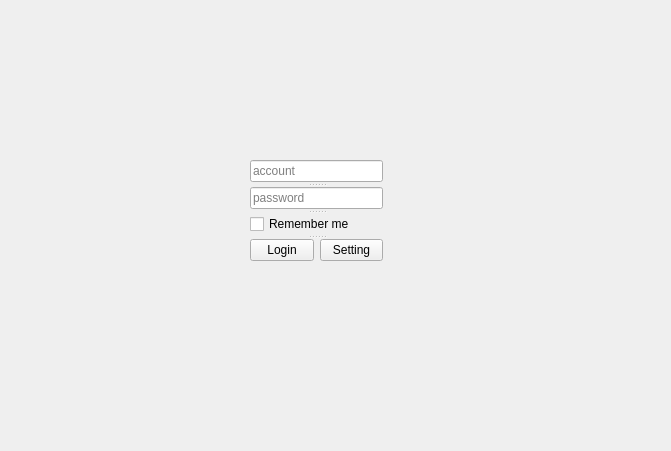
Old version of the form Client/Source/gui/login.ui in the repository jason281/SE_Project.
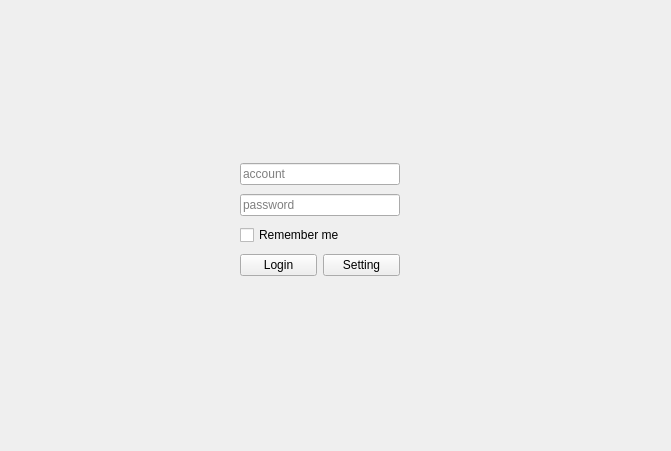
New version of the form.

What changed in the file:
```diff
--- a/Client/Source/gui/login.ui
+++ b/Client/Source/gui/login.ui
@@ -13,30 +13,20 @@
   <property name="windowTitle">
    <string>Login</string>
   </property>
-  <widget class="QSplitter" name="splitter">
+  <widget class="QWidget" name="verticalWidget" native="true">
    <property name="geometry">
     <rect>
-     <x>250</x>
+     <x>240</x>
      <y>160</y>
-     <width>133</width>
-     <height>101</height>
+     <width>160</width>
+     <height>121</height>
     </rect>
    </property>
-   <property name="frameShape">
-    <enum>QFrame::NoFrame</enum>
-   </property>
-   <property name="frameShadow">
-    <enum>QFrame::Plain</enum>
-   </property>
-   <property name="lineWidth">
-    <number>1</number>
-   </property>
-   <property name="orientation">
-    <enum>Qt::Vertical</enum>
-   </property>
-   <property name="handleWidth">
-    <number>5</number>
-   </property>
+   <layout class="QVBoxLayout" name="verticalLayout">
+    <property name="spacing">
+     <number>6</number>
+    </property>
+    <item>
    <widget class="QLineEdit" name="account">
     <property name="autoFillBackground">
      <bool>false</bool>
@@ -51,6 +41,8 @@
      <bool>true</bool>
     </property>
    </widget>
+    </item>
+    <item>
    <widget class="QLineEdit" name="password">
     <property name="text">
      <string/>
@@ -62,12 +54,15 @@
      <string>password</string>
     </property>
    </widget>
+    </item>
+    <item>
    <widget class="QCheckBox" name="remember">
     <property name="text">
      <string>Remember me</string>
     </property>
    </widget>
-   <widget class="QWidget" name="horizontalLayoutWidget">
+    </item>
+    <item>
     <layout class="QHBoxLayout" name="horizontalLayout">
      <item>
       <widget class="QPushButton" name="login_button">
@@ -84,7 +79,8 @@
       </widget>
      </item>
     </layout>
-   </widget>
+    </item>
+   </layout>
   </widget>
  </widget>
  <resources/>
```
Lines whose indentation alone changed are shown as unchanged.
